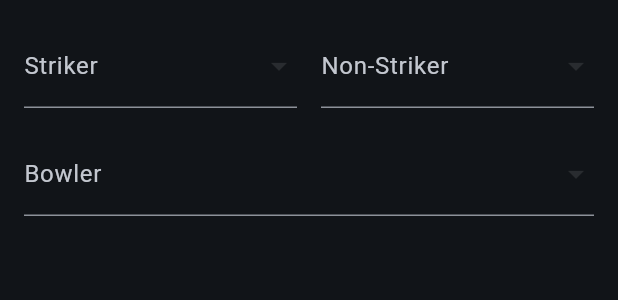
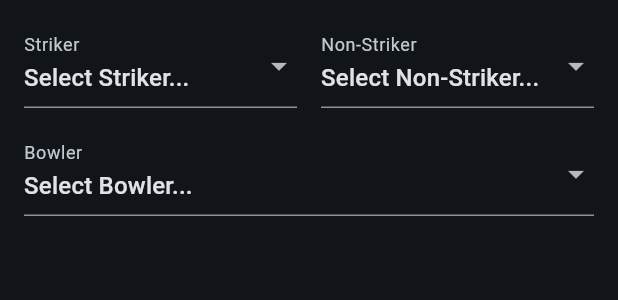
Before and after one commit to vishwajith-18/MyFirstRepo, a Flutter app: the PlayerSelectionView widget shown alone on an empty page, opened directly with empty values, on a phone screen of 412 x 824 dp. Shown: the top 300 px of the screen. Run offline on Flutter 3.47's test engine with Material 3 defaults, Android fonts, the phone set to English and light mode, and no system bars; our stand-ins replace flutter_riverpod, pdf, printing, sqflite; accounts and stored records are empty.

Commit message:
Phase 15: Codebase cleanup, RunOut whitscreen fix, and modularization

```diff
--- a/lib/screens/scoring_screen.dart
+++ b/lib/screens/scoring_screen.dart
@@ -338,9 +338,9 @@ class PlayerSelectionView extends ConsumerWidget {
     final availableBowlers = bowlingTeam.players.where((p) => p.id != lastOverBowlerId).toList();
 
     // Validate striker/non-striker values exist in available list to prevent crash
-    String? currentStriker = state.strikerId.isEmpty ? null : state.strikerId;
-    String? currentNonStriker = state.nonStrikerId.isEmpty ? null : state.nonStrikerId;
-    String? currentBowler = state.currentBowlerId.isEmpty ? null : state.currentBowlerId;
+    String? currentStriker = availableBatters.any((p) => p.id == state.strikerId) ? (state.strikerId.isEmpty ? null : state.strikerId) : null;
+    String? currentNonStriker = availableBatters.any((p) => p.id == state.nonStrikerId) ? (state.nonStrikerId.isEmpty ? null : state.nonStrikerId) : null;
+    String? currentBowler = availableBowlers.any((p) => p.id == state.currentBowlerId) ? (state.currentBowlerId.isEmpty ? null : state.currentBowlerId) : null;
 
     return Padding(
       padding: const EdgeInsets.all(16),
@@ -352,8 +352,12 @@ class PlayerSelectionView extends ConsumerWidget {
                 child: DropdownButtonFormField<String>(
                   value: currentStriker,
                   decoration: const InputDecoration(labelText: 'Striker'),
-                  items: availableBatters.where((p) => p.id != currentNonStriker).map((p) => DropdownMenuItem(value: p.id, child: Text(p.name))).toList(),
-                  onChanged: (v) => ref.read(matchProvider.notifier).setupPlayers(v!, state.nonStrikerId, state.currentBowlerId),
+                  items: [
+                    if (currentStriker == null)
+                      const DropdownMenuItem<String>(value: null, child: Text('Select Striker...')),
+                    ...availableBatters.where((p) => p.id != currentNonStriker).map((p) => DropdownMenuItem(value: p.id, child: Text(p.name))),
+                  ],
+                  onChanged: (v) => ref.read(matchProvider.notifier).setupPlayers(v ?? '', state.nonStrikerId, state.currentBowlerId),
                 ),
               ),
               if (!state.isLastManSolo) ...[
@@ -362,8 +366,12 @@ class PlayerSelectionView extends ConsumerWidget {
                   child: DropdownButtonFormField<String>(
                     value: currentNonStriker,
                     decoration: const InputDecoration(labelText: 'Non-Striker'),
-                    items: availableBatters.where((p) => p.id != currentStriker).map((p) => DropdownMenuItem(value: p.id, child: Text(p.name))).toList(),
-                    onChanged: (v) => ref.read(matchProvider.notifier).setupPlayers(state.strikerId, v!, state.currentBowlerId),
+                    items: [
+                      if (currentNonStriker == null)
+                        const DropdownMenuItem<String>(value: null, child: Text('Select Non-Striker...')),
+                      ...availableBatters.where((p) => p.id != currentStriker).map((p) => DropdownMenuItem(value: p.id, child: Text(p.name))),
+                    ],
+                    onChanged: (v) => ref.read(matchProvider.notifier).setupPlayers(state.strikerId, v ?? '', state.currentBowlerId),
                   ),
                 ),
               ] else ...[
@@ -378,8 +386,12 @@ class PlayerSelectionView extends ConsumerWidget {
             decoration: InputDecoration(
               labelText: lastOverBowlerId.isNotEmpty ? 'Bowler (prev. bowler excluded)' : 'Bowler',
             ),
-            items: availableBowlers.map((p) => DropdownMenuItem(value: p.id, child: Text(p.name))).toList(),
-            onChanged: (v) => ref.read(matchProvider.notifier).setupPlayers(state.strikerId, state.nonStrikerId, v!),
+            items: [
+              if (currentBowler == null)
+                const DropdownMenuItem<String>(value: null, child: Text('Select Bowler...')),
+              ...availableBowlers.map((p) => DropdownMenuItem(value: p.id, child: Text(p.name))),
+            ],
+            onChanged: (v) => ref.read(matchProvider.notifier).setupPlayers(state.strikerId, state.nonStrikerId, v ?? ''),
           ),
         ],
       ),
```
Also changed, not shown: lib/providers/match_provider.dart (+7 -4 lines), lib/services/pdf_service.dart (+0 -9 lines).
